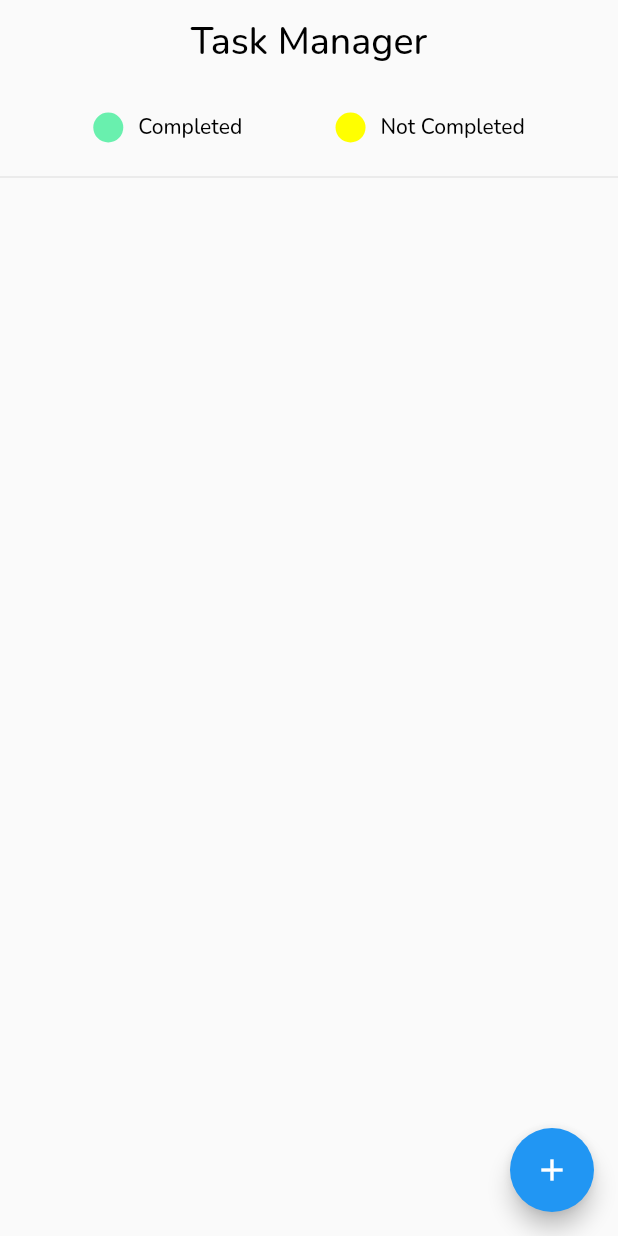
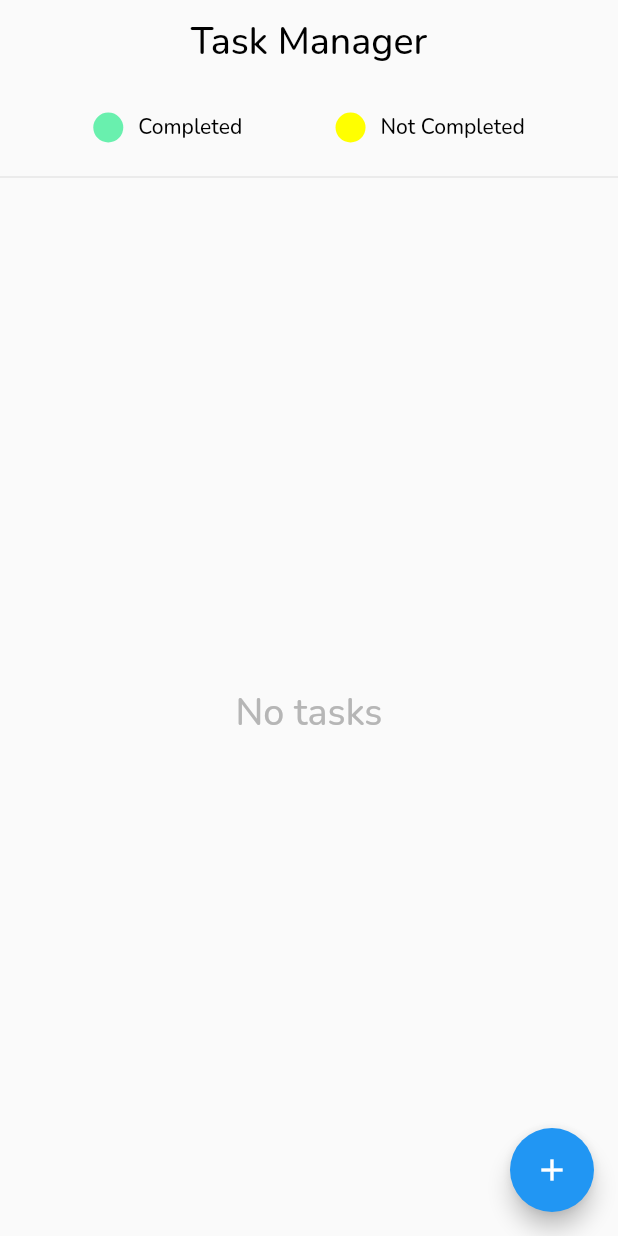
Before and after one commit to CesarOvilla/task_manager, a Flutter app: the screen it shows after launch, on a phone screen of 412 x 824 dp. Run offline on Flutter 3.47's test engine with Material 2 defaults, Android fonts, the phone set to English and light mode, and no system bars; our stand-ins replace animate_do, get, google_fonts, shared_preferences; network calls fail.

Commit message:
no task message

```diff
--- a/lib/pages/principal/body_principal.dart
+++ b/lib/pages/principal/body_principal.dart
@@ -39,15 +39,19 @@ class BodyPrincipal extends GetView<PrincipalProvider> {
           Obx(
             () => provider.tasks.value != null
                 ? Expanded(
-                    child: ListView.builder(
+                    child: provider.tasks.value!.isNotEmpty
+                        ? ListView.builder(
                             itemCount: provider.tasks.value!.length,
                             itemBuilder: (context, index) {
                               return CardTask(
-                          color: provider.tasks.value![index].isCompleted == 1
+                                color:
+                                    provider.tasks.value![index].isCompleted ==
+                                            1
                                         ? ColorApp.cardTaskComplete
                                         : ColorApp.cardTaskNoComplete,
                                 taskName: provider.tasks.value![index].title,
-                          date: provider.tasks.value![index].dueDate.toString(),
+                                date: provider.tasks.value![index].dueDate
+                                    .toString(),
                                 onTap: () {
                                   provider
                                       .getTaskId(
@@ -70,10 +74,18 @@ class BodyPrincipal extends GetView<PrincipalProvider> {
                                 },
                               );
                             },
+                          )
+                        : Center(
+                            child: TextCustom(
+                            'No tasks',
+                            fontSize: 25,
+                            colorFont: ColorApp.hinttextTextfield,
+                          )),
+                  )
+                : const Expanded(
+                    child: Center(
+                      child: CircularProgressIndicator(),
                     ),
-                  )
-                : const Center(
-                    child: CircularProgressIndicator(),
                   ),
           ),
         ],
```
Lines whose indentation alone changed are shown as unchanged.
